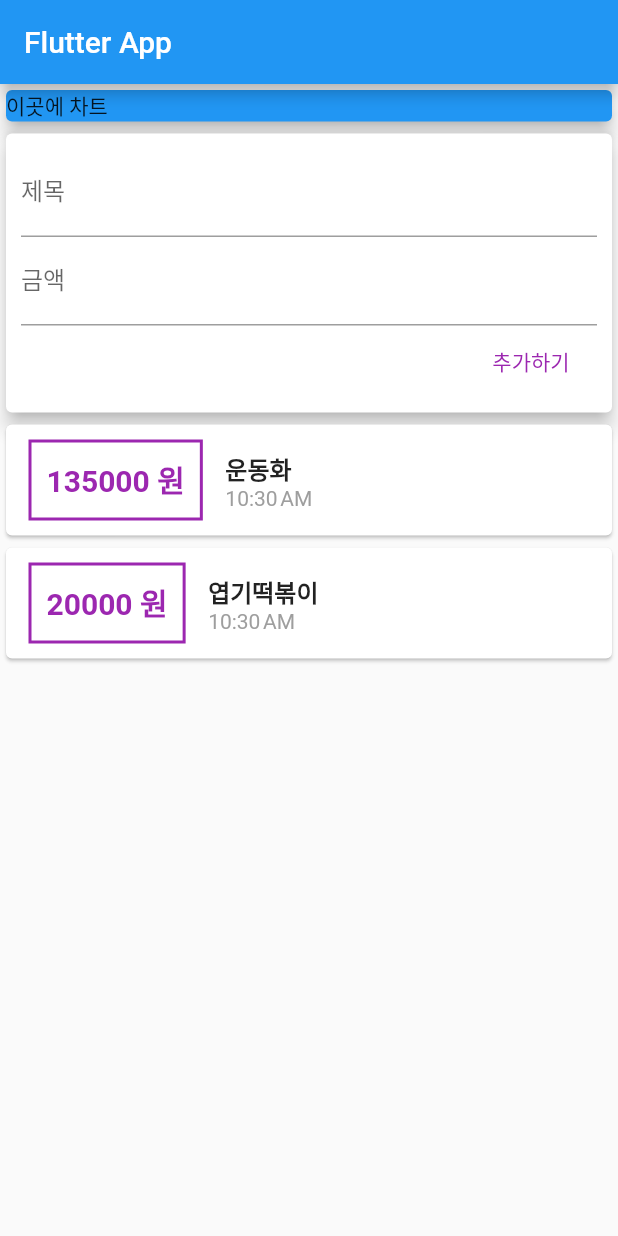
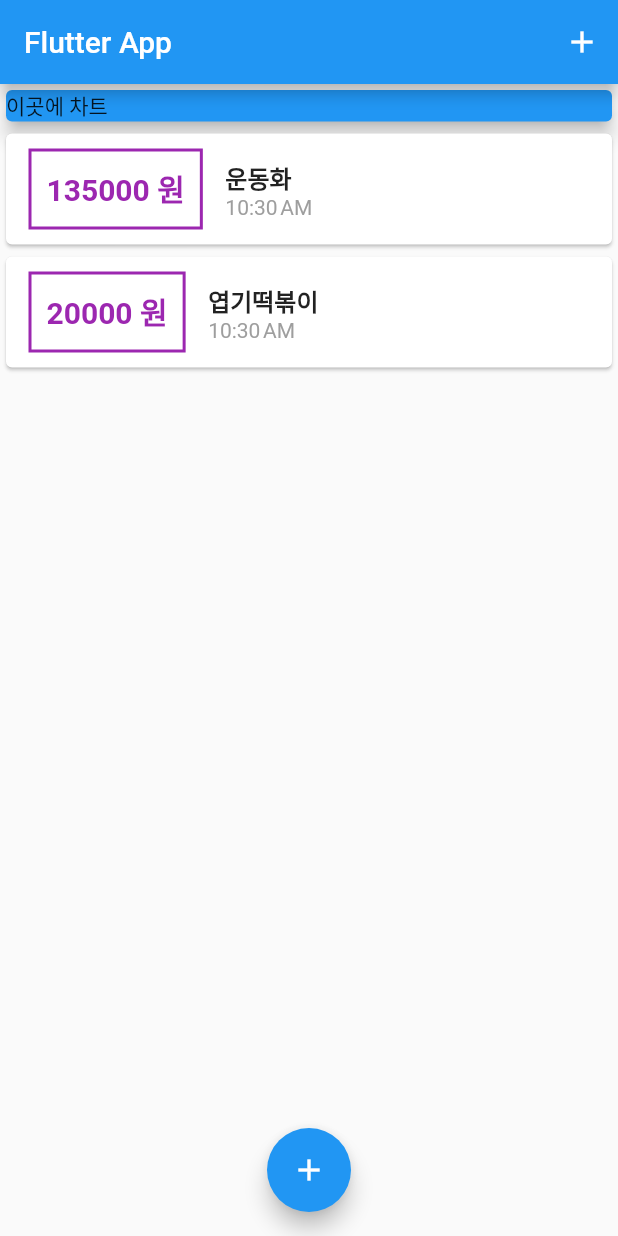
Before and after one commit to lhj910129/Udemy_Budget, a Flutter app: the screen it shows after launch, on a phone screen of 412 x 824 dp. Run offline on Flutter 3.47's test engine with Material 2 defaults, Android fonts, the phone set to English and light mode, and no system bars.

Commit message:
더미데이터 삭제, floating버튼추가,  상단 +버튼 추가, ShowBottomSheet호출

```diff
--- a/lib/main.dart
+++ b/lib/main.dart
@@ -1,8 +1,9 @@
+import 'package:flutter/gestures.dart';
 import 'package:flutter/material.dart';
-import 'package:flutter_complete_guide/models/transaction.dart';
+import 'package:flutter_complete_guide/widgets/transaction_list.dart';
 import 'package:flutter_complete_guide/widgets/new_transaction.dart';
-import 'package:flutter_complete_guide/widgets/transaction_list.dart';
-import 'package:flutter_complete_guide/widgets/user_transaction.dart';
+
+import 'models/transaction.dart';
 
 void main() => runApp(MyApp());
 
@@ -16,17 +17,66 @@ class MyApp extends StatelessWidget {
   }
 }
 
-class MyHomePage extends StatelessWidget {
-  final List<Transaction> transaction = [];
+class MyHomePage extends StatefulWidget {
+  @override
+  State<MyHomePage> createState() => _MyHomePageState();
+}
 
-  final titleControler = TextEditingController();
-  final amountControler = TextEditingController();
+class _MyHomePageState extends State<MyHomePage> {
+  final List<Transaction> _userTransacrtions = [
+    Transaction(
+      id: 't1',
+      title: '운동화',
+      amount: 135000,
+      date: DateTime.now(),
+    ),
+    Transaction(
+      id: 't2',
+      title: '엽기떡볶이',
+      amount: 20000,
+      date: DateTime.now(),
+    ),
+  ];
+
+  void _addNewTransaction(String txTitle, int txAmount) {
+    //코드를 작성할때는 값을 알 수 없으니 const는 사용할 수 없음. 하지만이 함수가실행되면 값이 변하지 않을 예정이니 final
+    final newTx = Transaction(
+      title: txTitle,
+      amount: txAmount,
+      date: DateTime.now(),
+      id: DateTime.now().toString(), //유니크
+    );
+
+    //이 위젯은 Stateful위젯이라 SetState를 호출할 수 있음
+    setState(() {
+      _userTransacrtions.add(newTx);
+    });
+  }
+
+  void _startAddNewTrasaction(BuildContext ctx) {
+    showModalBottomSheet(
+      context: ctx,
+      builder: (_) {
+        return GestureDetector(
+          onTap: () {}, //showModalBottomSheet를 탭했을대 이 모달이 닫히지 않도록 온탭에 아무값도 지정하지 않는다.
+          child: NewTransaction(_addNewTransaction),
+          behavior: HitTestBehavior.opaque, //안닫히도록 함.
+        );
+      },
+    );
+  }
 
   @override
   Widget build(BuildContext context) {
     return Scaffold(
       appBar: AppBar(
         title: Text('Flutter App'),
+        actions: <Widget>[
+          IconButton(
+            icon: Icon(Icons.add),
+            onPressed: () => _startAddNewTrasaction(context),
+          )
+        ],
       ),
       body: SingleChildScrollView(
         /*
@@ -54,9 +104,14 @@ class MyHomePage extends StatelessWidget {
                 elevation: 5,
               ),
             ),
-            UserTransactions(),
+            TransactionList(_userTransacrtions),
           ],
         ),
+      ),
+      floatingActionButtonLocation: FloatingActionButtonLocation.centerFloat,
+      floatingActionButton: FloatingActionButton(
+        child: Icon(Icons.add),
+        onPressed: () => _startAddNewTrasaction(context),
       ),
     );
   }
--- a/lib/widgets/new_transaction.dart
+++ b/lib/widgets/new_transaction.dart
@@ -10,13 +10,14 @@ class NewTransaction extends StatelessWidget {
     final enteredTitle = titleControler.text;
     final enteredAmount = amountControler.text;
 
-    if (enteredTitle.isEmpty || enteredAmount.isEmpty || int.parse(enteredAmount) < 0) {
+    if ((enteredTitle.isEmpty || enteredAmount.isEmpty) ||
+        enteredAmount.isNotEmpty && int.parse(enteredAmount) < 0) {
       return;
     }
 
     addTx(
       enteredTitle,
-      enteredAmount,
+      int.parse(enteredAmount),
     );
   }
 
--- a/lib/widgets/user_transaction.dart
+++ /dev/null
@@ -1,52 +0,0 @@
-import 'package:flutter/material.dart';
-import 'package:flutter_complete_guide/widgets/transaction_list.dart';
-
-import '../models/transaction.dart';
-import 'new_transaction.dart';
-
-class UserTransactions extends StatefulWidget {
-  @override
-  State<UserTransactions> createState() => _UserTransactionsState();
-}
-
-class _UserTransactionsState extends State<UserTransactions> {
-  final List<Transaction> _userTransacrtions = [
-    Transaction(
-      id: 't1',
-      title: '운동화',
-      amount: 135000,
-      date: DateTime.now(),
-    ),
-    Transaction(
-      id: 't2',
-      title: '엽기떡볶이',
-      amount: 20000,
-      date: DateTime.now(),
-    ),
-  ];
-
-  void _addNewTransaction(String txTitle, int txAmount) {
-    //코드를 작성할때는 값을 알 수 없으니 const는 사용할 수 없음. 하지만이 함수가실행되면 값이 변하지 않을 예정이니 final
-    final newTx = Transaction(
-      title: txTitle,
-      amount: txAmount,
-      date: DateTime.now(),
-      id: DateTime.now().toString(), //유니크
-    );
-
-    //이 위젯은 Stateful위젯이라 SetState를 호출할 수 있음
-    setState(() {
-      _userTransacrtions.add(newTx);
-    });
-  }
-
-  @override
-  Widget build(BuildContext context) {
-    return Column(
-      children: [
-        NewTransaction(_addNewTransaction), //Arg형태가 Function이므로 괄호를 포함하기 않는다.
-        TransactionList(_userTransacrtions),
-      ],
-    );
-  }
-}
```
